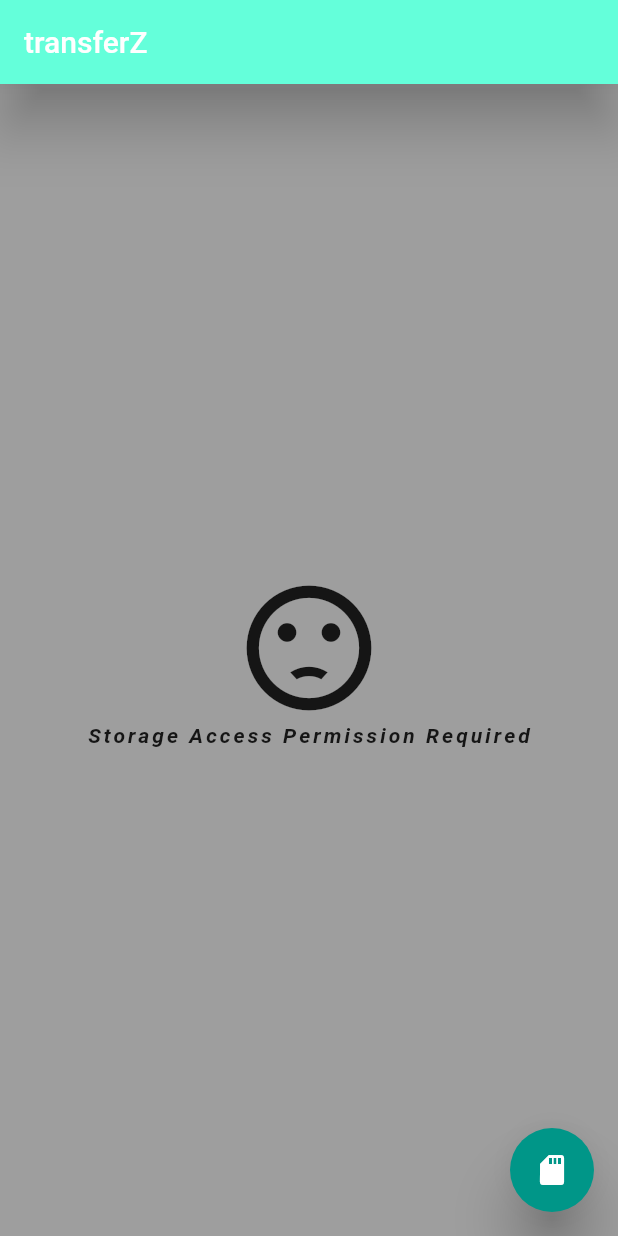
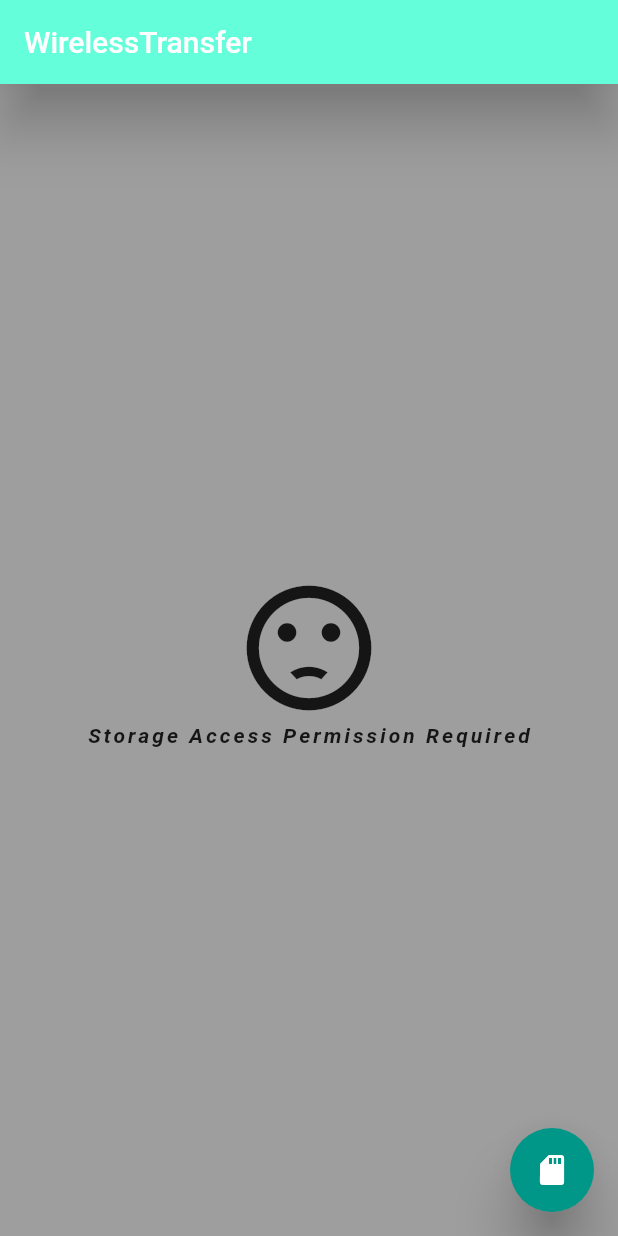
Before and after one commit to yudaprama/wireless-transfer, a Flutter app: the screen it shows after launch, on a phone screen of 412 x 824 dp. Run offline on Flutter 3.47's test engine with Material 2 defaults, Android fonts, the phone set to English and light mode, and no system bars.

Commit message:
wireless

```diff
--- a/lib/home.dart
+++ b/lib/home.dart
@@ -18,7 +18,7 @@ class _MyHomeState extends State<MyHome> {
   @override
   void initState() {
     super.initState();
-    _methodChannelName = 'io.github.itzmeanjan.transferz';
+    _methodChannelName = 'com.yudaprama.wirelesstransfer';
     _methodChannel = MethodChannel(_methodChannelName);
     _isPermissionAvailable = false;
     _initText = 'Storage Access Permission Required';
@@ -55,7 +55,7 @@ class _MyHomeState extends State<MyHome> {
 
   Future<String> getHomeDir() async => await _methodChannel.invokeMethod(
       'getHomeDir',
-      <String, String>{'dirName': 'transferZ'}).then((val) => val);
+      <String, String>{'dirName': 'WirelessTransfer'}).then((val) => val);
 
   Future<List<String>> initFileChooser() async => await _methodChannel
       .invokeMethod('initFileChooser')
@@ -105,7 +105,7 @@ class _MyHomeState extends State<MyHome> {
     return !_isPermissionAvailable
         ? Scaffold(
             appBar: AppBar(
-              title: Text('transferZ'),
+              title: Text('WirelessTransfer'),
               backgroundColor: Colors.tealAccent,
               elevation: 16,
             ),
@@ -138,7 +138,7 @@ class _MyHomeState extends State<MyHome> {
           )
         : Scaffold(
             appBar: AppBar(
-              title: Text('transferZ'),
+              title: Text('WirelessTransfer'),
               backgroundColor: Colors.tealAccent,
               elevation: 16,
             ),
--- a/lib/main.dart
+++ b/lib/main.dart
@@ -7,7 +7,7 @@ class MyApp extends StatelessWidget {
   @override
   Widget build(BuildContext context) {
     return MaterialApp(
-      title: 'transferZ',
+      title: 'WirelessTransfer',
       theme: ThemeData.light(),
       darkTheme: ThemeData.dark(),
       home: MyHome(),
--- a/lib/peer_finder.dart
+++ b/lib/peer_finder.dart
@@ -30,7 +30,7 @@ class _PeerFinderState extends State<PeerFinder>
       _advertiseService.advertise();
     } else {
       _discoverService = DiscoverService(
-          0, 'io.github.itzmeanjan.transferz', '255.255.255.255', 8000, this);
+          0, 'com.yudaprama.wirelesstransfer', '255.255.255.255', 8000, this);
       _discoverService.discoverAndReport();
     }
   }
--- a/lib/transfer.dart
+++ b/lib/transfer.dart
@@ -110,7 +110,7 @@ class _TransferState extends State<Transfer>
   Future<String> getHomeDir() async =>
       // fetches path to homeDir, actually this is the directory where I'm going to store all files, fetched from any PEER
       await widget.methodChannel.invokeMethod('getHomeDir',
-          <String, String>{'dirName': 'transferZ'}).then((val) => val);
+          <String, String>{'dirName': 'WirelessTransfer'}).then((val) => val);
 
   vibrateDevice({String type: 'tick'}) async =>
       // uses platform channel to vibrate device using a certain type of VibrationEffect
@@ -132,7 +132,7 @@ class _TransferState extends State<Transfer>
   @override
   Widget build(BuildContext context) => Scaffold(
         appBar: AppBar(
-          title: Text('transferZ'),
+          title: Text('WirelessTransfer'),
           backgroundColor: Colors.tealAccent,
           elevation: 16,
         ),
```
Also changed, not shown: 1 other file.
